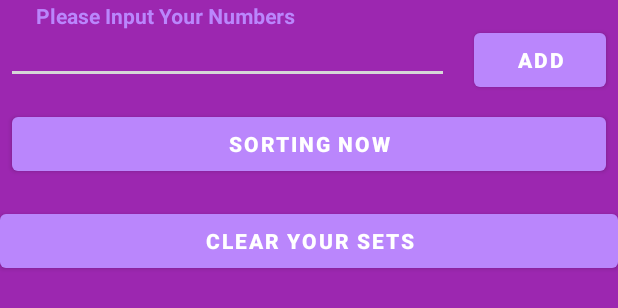
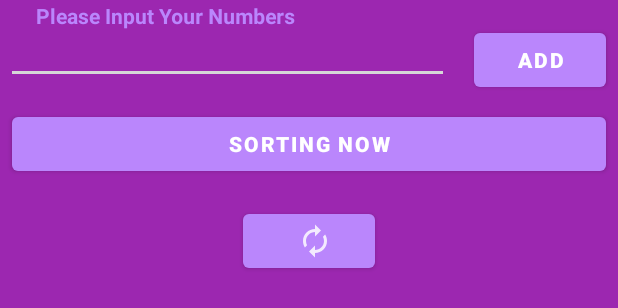
Before and after one commit to neosbob/CPSC542Test, an Android app: the layout activity_sort.xml on its own in the app's theme, with its tools: preview values and no code run, on a phone screen of 412 x 824 dp. Shown: the top 308 px of the screen. Run offline under Robolectric (Android 15) with nearby library versions, the phone set to English and light mode, and no system bars.

Commit message:
Action fixed Icon with Vector

```diff
--- a/app/build.gradle
+++ b/app/build.gradle
@@ -21,6 +21,10 @@ android {
             proguardFiles getDefaultProguardFile('proguard-android-optimize.txt'), 'proguard-rules.pro'
         }
     }
+
+    defaultConfig {
+        vectorDrawables.useSupportLibrary = true
+    }
 }
 
 dependencies {
@@ -36,6 +40,8 @@ dependencies {
     implementation 'androidx.legacy:legacy-support-v4:1.0.0'
     implementation 'pl.droidsonroids.gif:android-gif-drawable:1.2.3'
     implementation 'com.google.android.material:material:1.1.0-alpha06'
+    implementation 'net.steamcrafted:materialiconlib:1.1.5'
+
 
 
 }
--- /dev/null
+++ b/app/src/main/res/drawable/ic_autorenew_black_24dp.xml
@@ -0,0 +1,5 @@
+<vector android:alpha="0.83" android:height="24dp"
+    android:tint="#F4FBF9" android:viewportHeight="24.0"
+    android:viewportWidth="24.0" android:width="24dp" xmlns:android="http://schemas.android.com/apk/res/android">
+    <path android:fillColor="#FF000000" android:pathData="M12,6v3l4,-4 -4,-4v3c-4.42,0 -8,3.58 -8,8 0,1.57 0.46,3.03 1.24,4.26L6.7,14.8c-0.45,-0.83 -0.7,-1.79 -0.7,-2.8 0,-3.31 2.69,-6 6,-6zM18.76,7.74L17.3,9.2c0.44,0.84 0.7,1.79 0.7,2.8 0,3.31 -2.69,6 -6,6v-3l-4,4 4,4v-3c4.42,0 8,-3.58 8,-8 0,-1.57 -0.46,-3.03 -1.24,-4.26z"/>
+</vector>
--- /dev/null
+++ b/app/src/main/res/drawable/ic_contacts_black_24dp.xml
@@ -0,0 +1,5 @@
+<vector android:height="24dp" android:tint="#F4FBF9"
+    android:viewportHeight="24.0" android:viewportWidth="24.0"
+    android:width="24dp" xmlns:android="http://schemas.android.com/apk/res/android">
+    <path android:fillColor="#FF000000" android:pathData="M20,0L4,0v2h16L20,0zM4,24h16v-2L4,22v2zM20,4L4,4c-1.1,0 -2,0.9 -2,2v12c0,1.1 0.9,2 2,2h16c1.1,0 2,-0.9 2,-2L22,6c0,-1.1 -0.9,-2 -2,-2zM12,6.75c1.24,0 2.25,1.01 2.25,2.25s-1.01,2.25 -2.25,2.25S9.75,10.24 9.75,9 10.76,6.75 12,6.75zM17,17L7,17v-1.5c0,-1.67 3.33,-2.5 5,-2.5s5,0.83 5,2.5L17,17z"/>
+</vector>
--- /dev/null
+++ b/app/src/main/res/drawable/ic_history_black_24dp.xml
@@ -0,0 +1,5 @@
+<vector android:height="70dp" android:tint="#F4FBF9"
+    android:viewportHeight="24.0" android:viewportWidth="24.0"
+    android:width="70dp" xmlns:android="http://schemas.android.com/apk/res/android">
+    <path android:fillColor="#FF000000" android:pathData="M13,3c-4.97,0 -9,4.03 -9,9L1,12l3.89,3.89 0.07,0.14L9,12L6,12c0,-3.87 3.13,-7 7,-7s7,3.13 7,7 -3.13,7 -7,7c-1.93,0 -3.68,-0.79 -4.94,-2.06l-1.42,1.42C8.27,19.99 10.51,21 13,21c4.97,0 9,-4.03 9,-9s-4.03,-9 -9,-9zM12,8v5l4.28,2.54 0.72,-1.21 -3.5,-2.08L13.5,8L12,8z"/>
+</vector>
--- a/app/src/main/res/layout/activity_sort.xml
+++ b/app/src/main/res/layout/activity_sort.xml
@@ -71,13 +71,15 @@
 
     <com.google.android.material.button.MaterialButton
         android:id="@+id/clear"
-        android:layout_width="0dp"
+        android:layout_width="wrap_content"
         android:layout_height="wrap_content"
-
-        android:text="@string/Clear"
+        android:layout_marginStart="100dp"
+        android:layout_marginEnd="100dp"
         android:textColor="@color/white"
+        app:icon="@drawable/ic_autorenew_black_24dp"
+        app:iconGravity="textEnd"
+        app:iconTint="@color/design_default_color_background"
         app:layout_constraintEnd_toEndOf="parent"
-        app:layout_constraintHorizontal_bias="0.52"
         app:layout_constraintStart_toStartOf="parent"
         app:layout_constraintTop_toTopOf="@+id/guideline2" />
 
--- a/app/src/main/res/menu/actionbar_items.xml
+++ b/app/src/main/res/menu/actionbar_items.xml
@@ -19,8 +19,7 @@
 
         android:id = "@+id/records"
         android:title = "@string/records"
-        android:icon = "@drawable/n2"
-
+        android:icon = "@drawable/ic_history_black_24dp"
         app:showAsAction="ifRoom"
 
         />
@@ -32,7 +31,7 @@
         android:title = "@string/AboutUs"
 
         app:showAsAction="ifRoom"
-        android:icon = "@drawable/n3"
+        android:icon = "@drawable/ic_contacts_black_24dp"
 
 
         />
```
Also changed, not shown: app/src/main/java/edu/fullerton/AdvSofwareProcess/InsertionSortApp/MainActivity.kt (+16 -2 lines).
